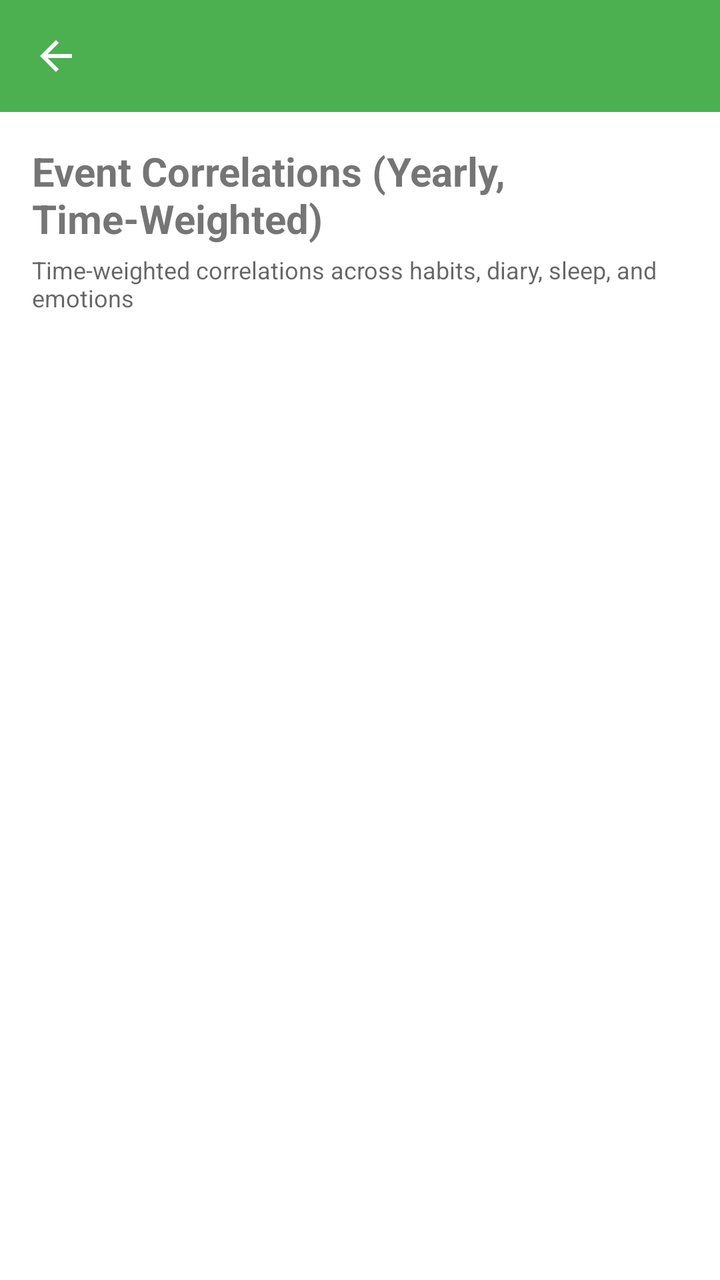
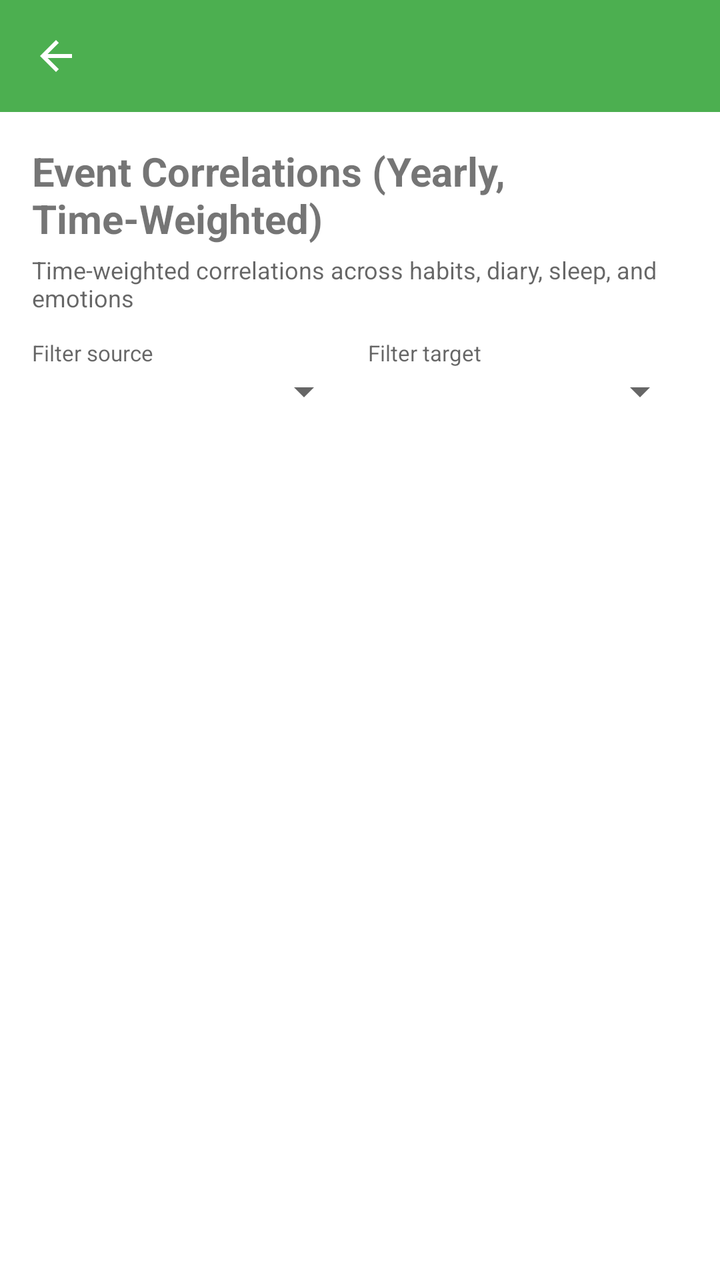

Before-and-after screenshots of an Android layout around one commit, followed by the original layout XML and the change that was made.
<!-- AndroidManifest.xml: application theme Theme.HabitEvaluator -->
<!-- res/layout/activity_correlation.xml -->
<?xml version="1.0" encoding="utf-8"?>
<LinearLayout xmlns:android="http://schemas.android.com/apk/res/android"
    xmlns:app="http://schemas.android.com/apk/res-auto"
    android:layout_width="match_parent"
    android:layout_height="match_parent"
    android:orientation="vertical"
    android:background="?android:attr/colorBackground">

    <com.google.android.material.appbar.MaterialToolbar
        android:id="@+id/toolbar"
        android:layout_width="match_parent"
        android:layout_height="?attr/actionBarSize"
        android:background="?attr/colorPrimary"
        android:theme="@style/ThemeOverlay.MaterialComponents.Dark.ActionBar"
        app:navigationIcon="@drawable/ic_back" />

    <ScrollView
        android:layout_width="match_parent"
        android:layout_height="match_parent"
        android:fillViewport="true">

        <LinearLayout
            android:layout_width="match_parent"
            android:layout_height="wrap_content"
            android:orientation="vertical"
            android:padding="16dp">

            <TextView
                android:layout_width="wrap_content"
                android:layout_height="wrap_content"
                android:text="@string/stats_correlations_title"
                android:textSize="20sp"
                android:textStyle="bold" />

            <TextView
                android:id="@+id/correlationDescription"
                android:layout_width="wrap_content"
                android:layout_height="wrap_content"
                android:layout_marginTop="4dp"
                android:text="@string/stats_correlations_description"
                android:textSize="12sp"
                android:textColor="?android:attr/textColorSecondary" />

            <LinearLayout
                android:id="@+id/correlationContainer"
                android:layout_width="match_parent"
                android:layout_height="wrap_content"
                android:orientation="vertical"
                android:layout_marginTop="16dp" />
        </LinearLayout>
    </ScrollView>
</LinearLayout>
<!-- resources referenced by this layout -->
<resources>
  <!-- drawable ic_back (drawable) -->
  <?xml version="1.0" encoding="utf-8"?>
  <vector xmlns:android="http://schemas.android.com/apk/res/android"
      android:width="24dp"
      android:height="24dp"
      android:viewportWidth="24"
      android:viewportHeight="24"
      android:tint="?attr/colorOnPrimary">
      <path
          android:fillColor="@android:color/white"
          android:pathData="M20,11H7.83l5.59,-5.59L12,4l-8,8 8,8 1.41,-1.41L7.83,13H20v-2z" />
  </vector>
  <string name="stats_correlations_description">Time-weighted correlations across habits, diary, sleep, and emotions</string>
  <string name="stats_correlations_title">Event Correlations (Yearly, Time-Weighted)</string>
  <style name="Theme.HabitEvaluator" parent="Theme.MaterialComponents.DayNight.NoActionBar">
          <item name="colorPrimary">@color/primary</item>
          <item name="colorPrimaryDark">@color/primary_dark</item>
          <item name="colorAccent">@color/accent</item>
          <item name="android:windowBackground">@color/background</item>
      </style>
  <color name="primary">#4CAF50</color>
  <color name="primary_dark">#388E3C</color>
  <color name="accent">#FFC107</color>
  <color name="background">#FAFAFA</color>
</resources>

<!-- the commit's change to res/layout/activity_correlation.xml (unified diff, before → after) -->
@@ -42,11 +42,58 @@
                 android:textColor="?android:attr/textColorSecondary" />
 
             <LinearLayout
+                android:layout_width="match_parent"
+                android:layout_height="wrap_content"
+                android:orientation="horizontal"
+                android:layout_marginTop="12dp">
+
+                <LinearLayout
+                    android:layout_width="0dp"
+                    android:layout_height="wrap_content"
+                    android:layout_weight="1"
+                    android:orientation="vertical"
+                    android:layout_marginEnd="4dp">
+
+                    <TextView
+                        android:layout_width="wrap_content"
+                        android:layout_height="wrap_content"
+                        android:text="@string/stats_filter_source"
+                        android:textSize="11sp"
+                        android:textColor="?android:attr/textColorSecondary" />
+
+                    <Spinner
+                        android:id="@+id/sourceFilter"
+                        android:layout_width="match_parent"
+                        android:layout_height="wrap_content" />
+                </LinearLayout>
+
+                <LinearLayout
+                    android:layout_width="0dp"
+                    android:layout_height="wrap_content"
+                    android:layout_weight="1"
+                    android:orientation="vertical"
+                    android:layout_marginStart="4dp">
+
+                    <TextView
+                        android:layout_width="wrap_content"
+                        android:layout_height="wrap_content"
+                        android:text="@string/stats_filter_target"
+                        android:textSize="11sp"
+                        android:textColor="?android:attr/textColorSecondary" />
+
+                    <Spinner
+                        android:id="@+id/targetFilter"
+                        android:layout_width="match_parent"
+                        android:layout_height="wrap_content" />
+                </LinearLayout>
+            </LinearLayout>
+
+            <LinearLayout
                 android:id="@+id/correlationContainer"
                 android:layout_width="match_parent"
                 android:layout_height="wrap_content"
                 android:orientation="vertical"
-                android:layout_marginTop="16dp" />
+                android:layout_marginTop="12dp" />
         </LinearLayout>
     </ScrollView>
 </LinearLayout>
<!-- resource entries referenced after the edit -->
@@ -14,6 +14,8 @@
   </vector>
   <string name="stats_correlations_description">Time-weighted correlations across habits, diary, sleep, and emotions</string>
   <string name="stats_correlations_title">Event Correlations (Yearly, Time-Weighted)</string>
+  <string name="stats_filter_source">Filter source</string>
+  <string name="stats_filter_target">Filter target</string>
   <style name="Theme.HabitEvaluator" parent="Theme.MaterialComponents.DayNight.NoActionBar">
           <item name="colorPrimary">@color/primary</item>
           <item name="colorPrimaryDark">@color/primary_dark</item>
